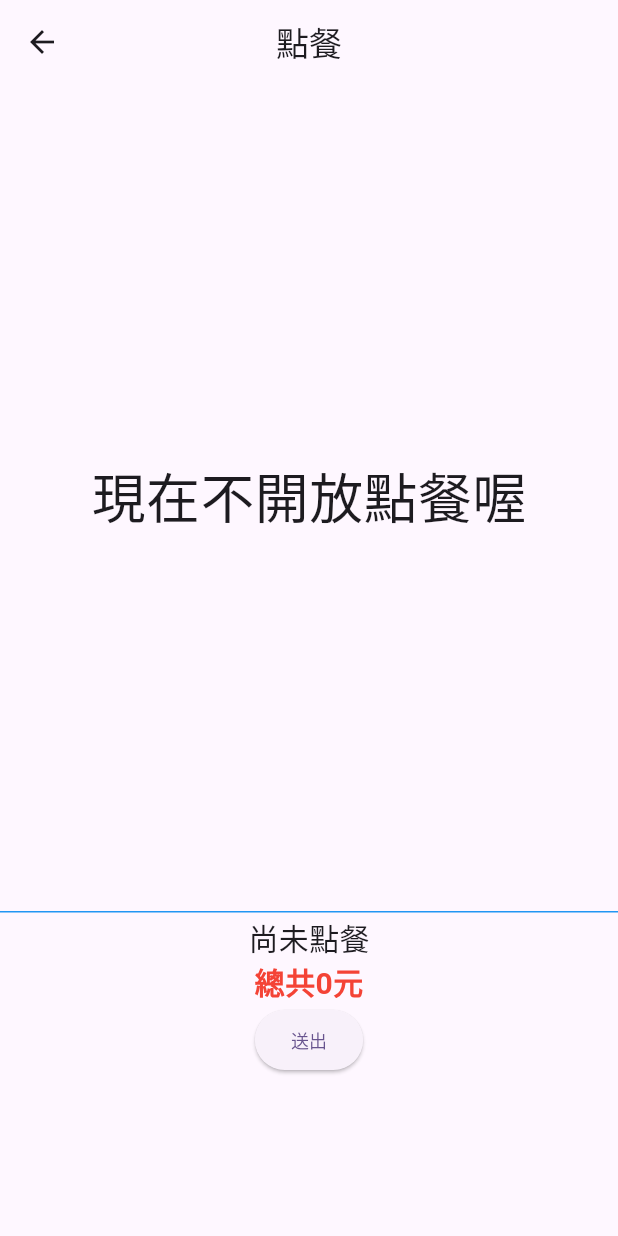
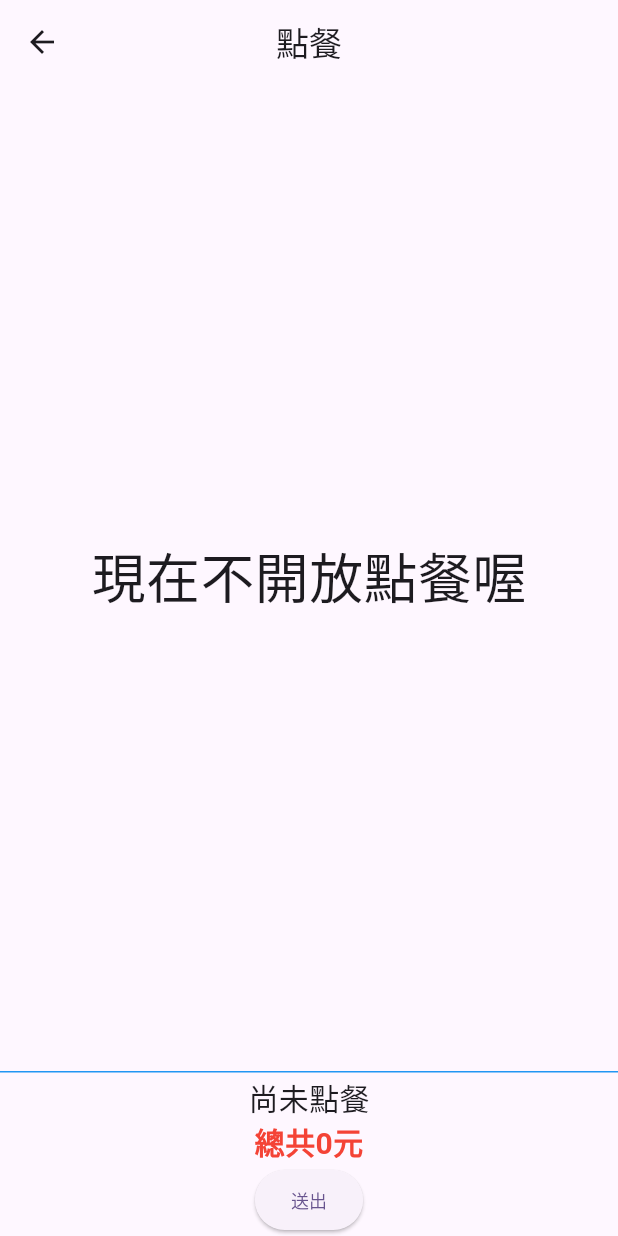
Before and after one commit to ramars250/lunch_order, a Flutter app: the UserView screen opened by its route, after a tap on "送出", on a phone screen of 412 x 824 dp. Run offline on Flutter 3.47's test engine with Material 2 defaults, Android fonts, the phone set to English and light mode, and no system bars; our stand-ins replace firebase_auth, firebase_core, firebase_database, flutter_riverpod, shared_preferences; accounts and stored records are empty.

Commit message:
修正將admin選中店家菜單上傳並讓使用者從資料庫中取得菜單。 修正上傳變更為年月日並加上截止時間。 增加本地儲存userName及登入僅輸入名字不須加@XXX.XXX

```diff
--- a/lib/auth_service.dart
+++ b/lib/auth_service.dart
@@ -16,6 +16,7 @@ class AuthService {
       await SharedPreferences.getInstance().then((prefs) {
         prefs.setBool('isAdminLoggedIn', email == 'admin@bbb.com');
         prefs.setBool('isUserLoggedIn', email != 'admin@bbb.com');
+        prefs.setString('userName', email.split('@')[0]);
       });
       return 'Success';
     } on FirebaseAuthException catch (e) {
--- a/lib/login_view.dart
+++ b/lib/login_view.dart
@@ -54,11 +54,11 @@ class _LoginViewState extends State<LoginView> {
                 final navigator = Navigator.of(context);
                 final scaffoldMessenger = ScaffoldMessenger.of(context);
                 final message = await AuthService().login(
-                  email: emailController.text,
+                  email: '${emailController.text}@bbb.com',
                   password: passwordController.text,
                 );
                 if (message!.contains('Success')) {
-                  if (emailController.text == 'admin@bbb.com') {
+                  if (emailController.text == 'admin') {
                     navigator.pushReplacement(
                       MaterialPageRoute(
                         builder: (context) => const AdminView(),
--- a/lib/provider.dart
+++ b/lib/provider.dart
@@ -21,8 +21,9 @@ final selectedStoreProvider =
     StateNotifierProvider<SelectedNotifier, int>((ref) => SelectedNotifier());
 
 final menuProvider = FutureProvider<List<dynamic>>((ref) async {
-  final dateTime =
-      DateTime.now().month.toString() + DateTime.now().day.toString();
+  final dateTime = DateTime.now().year.toString() +
+      DateTime.now().month.toString() +
+      DateTime.now().day.toString();
   final menuRef = FirebaseDatabase.instance.ref('order');
   final snapshot = await menuRef.child(dateTime).get();
   if (snapshot.exists) {
@@ -30,12 +31,10 @@ final menuProvider = FutureProvider<List<dynamic>>((ref) async {
         snapshot.value as Map<dynamic, dynamic>?;
     if (menuData != null) {
       final data = menuData.values.toList();
-      return data;
+      if (data.isNotEmpty) {
+        return data;
+      }
     }
-    // final snapshot = await menuRef.child('$dateTime/menu').get();
-    // if (snapshot.exists) {
-    //   final data = List.from(snapshot.value as List);
-    //   return data;
   }
   return [];
 });
@@ -52,11 +51,4 @@ final priceProvider = StateProvider<int>((ref) {
       .map((e) => e['price'] as int)
       .fold<int>(0, (previousValue, item) => previousValue + item);
   return totalPrice;
-//   final data =
-//       order.map((e) => e['price']).reduce((value1, value2) => value1 + value2);
-//
-// //   final data = order.map((e) => e['price']).reduce((value, element) => value + element);
-// //   // totalPrice = data;
-//   print(data);
-//   return totalPrice;
 });
--- a/lib/selected_controller.dart
+++ b/lib/selected_controller.dart
@@ -1,14 +1,17 @@
 import 'package:flutter_riverpod/flutter_riverpod.dart';
+import 'package:shared_preferences/shared_preferences.dart';
 
 class SelectedNotifier extends StateNotifier<int> {
   SelectedNotifier() : super(-1);
 
   void selectedStore(int index) {
     state = index;
+    SharedPreferences.getInstance().then((prefs) {
+      prefs.setInt('selectedStore', index);
+    });
   }
 
   void resetStore() {
     state = -1;
   }
-
 }
--- a/lib/user_view.dart
+++ b/lib/user_view.dart
@@ -2,6 +2,7 @@
 import 'package:flutter/material.dart';
 import 'package:flutter_riverpod/flutter_riverpod.dart';
 import 'package:lunch_order/provider.dart';
+import 'package:shared_preferences/shared_preferences.dart';
 
 class UserView extends ConsumerWidget {
   const UserView({Key? key}) : super(key: key);
@@ -9,10 +10,17 @@ class UserView extends ConsumerWidget {
   @override
   Widget build(BuildContext context, WidgetRef ref) {
     final menuData = ref.watch(menuProvider);
-    final selectedStore = ref.watch(selectedStoreProvider);
     final itemData = ref.watch(selectedItemsProvider);
     final titleData = itemData.map((e) => e['item_title']);
     final priceData = itemData.map((e) => e['price']);
+    return FutureBuilder(
+      future: SharedPreferences.getInstance(),
+      builder: (context, snapshot) {
+        if (!snapshot.hasData) {
+          return const CircularProgressIndicator();
+        }
+        final prefs = snapshot.data!;
+        final userName = prefs.getString('userName');
         return Scaffold(
           appBar: AppBar(
             title: const Text('點餐'),
@@ -20,12 +28,21 @@ class UserView extends ConsumerWidget {
           ),
           body: Column(
             children: [
-          SizedBox(
+              Expanded(
+                child: SizedBox(
                   height: MediaQuery.of(context).size.height * 2 / 3,
                   width: MediaQuery.of(context).size.width,
-            child: selectedStore != -1
-                ? menuData.when(
-                    data: (menu) => GridView.builder(
+                  child: menuData.when(
+                      data: (menu) {
+                        if (menu.isEmpty) {
+                          return const Center(
+                            child: Text(
+                              '現在不開放點餐喔',
+                              style: TextStyle(fontSize: 36),
+                            ),
+                          );
+                        }
+                        return GridView.builder(
                           shrinkWrap: true,
                           gridDelegate:
                               const SliverGridDelegateWithFixedCrossAxisCount(
@@ -37,14 +54,14 @@ class UserView extends ConsumerWidget {
                           itemCount: menu[1].length,
                           itemBuilder: (context, index) {
                             final item = menu[1][index];
-                          final title = menu[1][index]['item_title'];
-                          final price = menu[1][index]['price'];
+                            final title = item['item_title'];
+                            final price = item['price'];
                             final isSelected = itemData.contains(item);
                             return GestureDetector(
                               onTap: () {
                                 ref
                                     .read(selectedItemsProvider.notifier)
-                                  .toggleItemsSelected(item);
+                                    .addSelectedItems(item);
                               },
                               child: Container(
                                 margin:
@@ -52,7 +69,8 @@ class UserView extends ConsumerWidget {
                                 alignment: Alignment.center,
                                 decoration: BoxDecoration(
                                   borderRadius: BorderRadius.circular(10),
-                                  color: isSelected ? Colors.green : Colors.grey,
+                                  color:
+                                      isSelected ? Colors.green : Colors.grey,
                                 ),
                                 child: Row(
                                   children: [
@@ -72,33 +90,34 @@ class UserView extends ConsumerWidget {
                                       ),
                                     ),
                                   ],
-                                )),
+                                ),
+                              ),
                             );
-                        }),
+                          },
+                        );
+                      },
                       error: (error, _) => const Text('ERROR'),
-                    loading: () => const CircularProgressIndicator())
-                : const Center(
-                    child: Text(
-                      '現在不開放點餐喔',
-                      style: TextStyle(fontSize: 36),
-                    ),
+                      loading: () => const CircularProgressIndicator()),
                 ),
               ),
               const Divider(height: 5, color: Colors.blue),
               Text(
-            titleData.isNotEmpty ? '你的餐點是${titleData.join(",")}' : '尚未點餐',
+                titleData.isEmpty ? '尚未點餐' : '你的餐點是${titleData.join(",")}',
                 style: const TextStyle(fontSize: 20),
               ),
               Text(
-            priceData.isNotEmpty
-                ? '總共${priceData.reduce((value, element) => value + element)}元'
-                : '總共0元',
+                priceData.isEmpty
+                    ? '總共0元'
+                    : '總共${priceData.reduce((value, element) => value + element)}元',
                 style: const TextStyle(
-                fontSize: 20, color: Colors.red, fontWeight: FontWeight.bold),
+                    fontSize: 20,
+                    color: Colors.red,
+                    fontWeight: FontWeight.bold),
               ),
               ElevatedButton(
                 onPressed: () {
-
+                  print(userName);
+                  logout();
                 },
                 child: const Text(
                   '送出',
@@ -108,79 +127,97 @@ class UserView extends ConsumerWidget {
             ],
           ),
         );
+      },
+    );
+  }
+
+  void logout() async {
+    SharedPreferences prefs = await SharedPreferences.getInstance();
+    prefs.clear();
   }
 }
 
-// class UserView extends ConsumerWidget {
-//   const UserView({Key? key}) : super(key: key);
+// class UserView3 extends ConsumerWidget {
+//   const UserView3({Key? key}) : super(key: key);
 //
 //   @override
 //   Widget build(BuildContext context, WidgetRef ref) {
-//     final storeData = ref.watch(storeProvider);
-//     final selectedStore = ref.watch(selectedStoreProvider);
+//     final menuData = ref.watch(menuProvider);
 //     final itemData = ref.watch(selectedItemsProvider);
 //     final titleData = itemData.map((e) => e['item_title']);
 //     final priceData = itemData.map((e) => e['price']);
-//     return Scaffold(
-//       appBar: AppBar(
-//         title: const Text('點餐'),
-//         centerTitle: true,
-//       ),
-//       body: Column(
-//         children: [
-//           SizedBox(
-//             height: MediaQuery.of(context).size.height * 2 / 3,
-//             width: MediaQuery.of(context).size.width,
-//             child: selectedStore != -1
-//                 ? storeData.when(
-//                     data: (store) => GridView.builder(
+//     return FutureBuilder(
+//       future: SharedPreferences.getInstance(),
+//       builder:
+//           (BuildContext context, AsyncSnapshot<SharedPreferences> snapshot) {
+//         if (!snapshot.hasData) {
+//           return const CircularProgressIndicator();
+//         }
+//         final prefs = snapshot.data!;
+//         final userName = prefs.getString('userName');
+//         final selectedStoreId = prefs.getInt('selectedStore');
+//         return Scaffold(
+//           appBar: AppBar(
+//             title: const Text('點餐'),
+//             centerTitle: true,
+//           ),
+//           body: Column(
+//             children: [
+//               SizedBox(
+//                 height: MediaQuery.of(context).size.height * 2 / 3,
+//                 width: MediaQuery.of(context).size.width,
+//                 child: selectedStoreId != -1
+//                     ? menuData.when(
+//                     data: (menu) => GridView.builder(
 //                         shrinkWrap: true,
 //                         gridDelegate:
-//                             const SliverGridDelegateWithFixedCrossAxisCount(
+//                         const SliverGridDelegateWithFixedCrossAxisCount(
 //                           crossAxisCount: 2,
 //                           childAspectRatio: 5,
 //                           mainAxisSpacing: 5,
 //                           crossAxisSpacing: 5,
 //                         ),
-//                         itemCount: store[selectedStore]['menu'].length,
+//                         itemCount: menu[1].length,
 //                         itemBuilder: (context, index) {
-//                           final item = store[selectedStore]['menu'][index];
-//                           final title =
-//                               store[selectedStore]['menu'][index]['item_title'];
-//                           final price =
-//                               store[selectedStore]['menu'][index]['price'];
+//                           final item = menu[1][index];
+//                           final title = menu[1][index]['item_title'];
+//                           final price = menu[1][index]['price'];
 //                           final isSelected = itemData.contains(item);
 //                           return GestureDetector(
 //                             onTap: () {
 //                               ref
 //                                   .read(selectedItemsProvider.notifier)
 //                                   .toggleItemsSelected(item);
-//                               // print(itemData);
 //                             },
 //                             child: Container(
-//                                 margin:
-//                                     const EdgeInsets.only(left: 10, right: 10),
+//                                 margin: const EdgeInsets.only(
+//                                     left: 10, right: 10),
 //                                 alignment: Alignment.center,
 //                                 decoration: BoxDecoration(
 //                                   borderRadius: BorderRadius.circular(10),
-//                                   color:
-//                                       isSelected ? Colors.green : Colors.grey,
+//                                   color: isSelected
+//                                       ? Colors.green
+//                                       : Colors.grey,
 //                                 ),
 //                                 child: Row(
 //                                   children: [
 //                                     Padding(
-//                                       padding: const EdgeInsets.only(left: 5),
+//                                       padding:
+//                                       const EdgeInsets.only(left: 5),
 //                                       child: Text(
 //                                         title,
-//                                         style: const TextStyle(fontSize: 16),
+//                                         style:
+//                                         const TextStyle(fontSize: 16),
 //                                       ),
 //                                     ),
 //                                     const Spacer(),
 //                                     Padding(
-//                                       padding: const EdgeInsets.only(right: 5),
+//                                       padding:
+//                                       const EdgeInsets.only(right: 5),
 //                                       child: Text(
-//                                         '${price.toString()}元',
-//                                         style: const TextStyle(fontSize: 16),
+//                                         '$price元',
+//                                         style:
+//                                         const TextStyle(fontSize: 16),
 //                                       ),
 //                                     ),
 //                                   ],
@@ -189,38 +226,41 @@ class UserView extends ConsumerWidget {
 //                         }),
 //                     error: (error, _) => const Text('ERROR'),
 //                     loading: () => const CircularProgressIndicator())
-//                 : const Center(
-//                     child: Text(
-//                       '現在不開放點餐喔',
-//                       style: TextStyle(fontSize: 36),
-//                     ),
+//                     : const Center(
+//                   child: Text(
+//                     '現在不開放點餐喔',
+//                     style: TextStyle(fontSize: 36),
 //                   ),
+//                 ),
+//               ),
+//               const Divider(height: 5, color: Colors.blue),
+//               Text(
+//                 titleData.isNotEmpty ? '你的餐點是${titleData.join(",")}' : '尚未點餐',
+//                 style: const TextStyle(fontSize: 20),
+//               ),
+//               Text(
+//                 priceData.isNotEmpty
+//                     ? '總共${priceData.reduce((value, element) => value + element)}元'
+//                     : '總共0元',
+//                 style: const TextStyle(
+//                     fontSize: 20,
+//                     color: Colors.red,
+//                     fontWeight: FontWeight.bold),
+//               ),
+//               ElevatedButton(
+//                 onPressed: () {
+//                   logout();
+//                   print(userName);
+//                 },
+//                 child: const Text(
+//                   '送出',
+//                   style: TextStyle(fontSize: 12),
+//                 ),
+//               ),
+//             ],
 //           ),
-//           const Divider(height: 5, color: Colors.blue),
-//           // const SizedBox(height: 5),
-//           Text(
-//             titleData.isNotEmpty ? '你的餐點是${titleData.join(",")}' : '尚未點餐',
-//             style: const TextStyle(fontSize: 20),
-//           ),
-//           Text(
-//             priceData.isNotEmpty
-//                 ? '總共${priceData.reduce((value, element) => value + element)}元'
-//                 : '總共0元',
-//             style: const TextStyle(
-//                 fontSize: 20, color: Colors.red, fontWeight: FontWeight.bold),
-//           ),
-//
-//           ElevatedButton(
-//             onPressed: () {
-//               logout();
-//             },
-//             child: const Text(
-//               '送出',
-//               style: TextStyle(fontSize: 12),
-//             ),
-//           ),
-//         ],
-//       ),
+//         );
+//       },
 //     );
 //   }
 //
```
Also changed, not shown: lib/admin_view.dart (+18 -8 lines), lib/cart_view.dart (added). Lines whose indentation alone changed are shown as unchanged.
